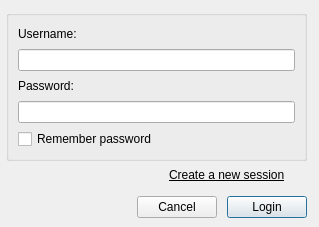
First picture: the form in guide/Login.ui, repository CCC-members/EEG_ArtifacRejection, before the edit.
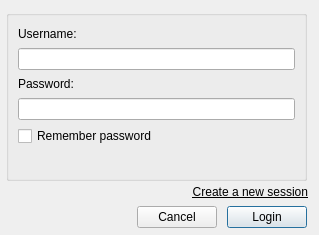
Second picture: the form after the edit.

Commit message: Checking form fields

Diff of the .ui file:
```diff
--- a/guide/Login.ui
+++ b/guide/Login.ui
@@ -7,7 +7,7 @@
     <x>0</x>
     <y>0</y>
     <width>319</width>
-    <height>227</height>
+    <height>235</height>
    </rect>
   </property>
   <property name="windowTitle">
@@ -19,7 +19,7 @@
      <x>6</x>
      <y>10</y>
      <width>301</width>
-     <height>151</height>
+     <height>171</height>
     </rect>
    </property>
    <property name="title">
@@ -59,6 +59,19 @@
         </property>
        </widget>
       </item>
+      <item>
+       <widget class="QLabel" name="labelCheckField">
+        <property name="styleSheet">
+         <string notr="true">color: red</string>
+        </property>
+        <property name="text">
+         <string/>
+        </property>
+        <property name="alignment">
+         <set>Qt::AlignRight|Qt::AlignTrailing|Qt::AlignVCenter</set>
+        </property>
+       </widget>
+      </item>
      </layout>
     </item>
    </layout>
@@ -67,7 +80,7 @@
    <property name="geometry">
     <rect>
      <x>227</x>
-     <y>196</y>
+     <y>206</y>
      <width>80</width>
      <height>22</height>
     </rect>
@@ -80,7 +93,7 @@
    <property name="geometry">
     <rect>
      <x>137</x>
-     <y>196</y>
+     <y>206</y>
      <width>80</width>
      <height>22</height>
     </rect>
@@ -92,8 +105,8 @@
   <widget class="QLabel" name="labelCreateSession">
    <property name="geometry">
     <rect>
-     <x>169</x>
-     <y>165</y>
+     <x>167</x>
+     <y>182</y>
      <width>141</width>
      <height>20</height>
     </rect>
@@ -106,6 +119,9 @@
    <property name="text">
     <string>Create a new session</string>
    </property>
+   <property name="alignment">
+    <set>Qt::AlignRight|Qt::AlignTrailing|Qt::AlignVCenter</set>
+   </property>
    <property name="openExternalLinks">
     <bool>false</bool>
    </property>
```
The commit also changes 2 other files.
